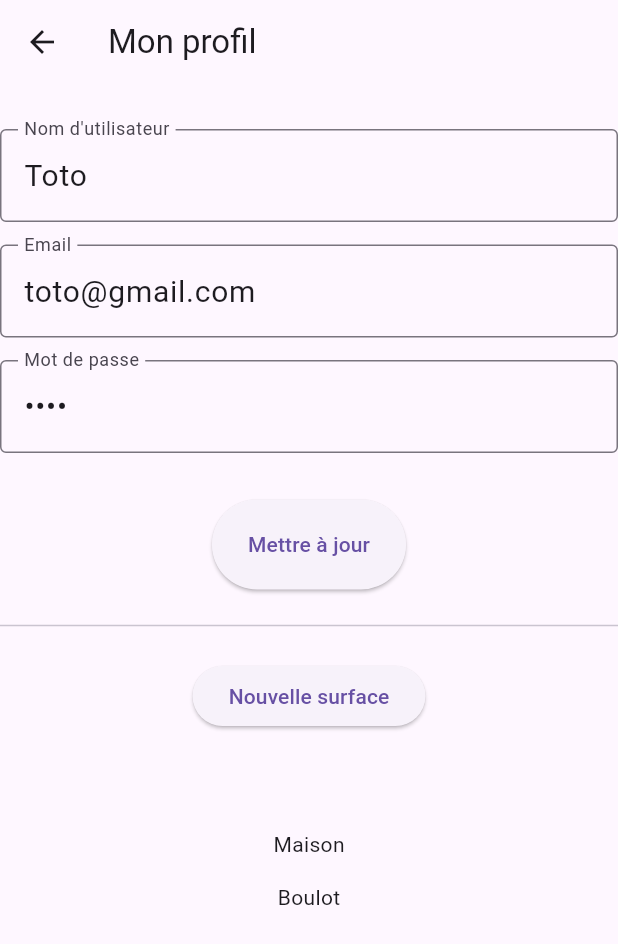
After one commit to Dreichi/solarapp, a Flutter app: the ProfilePage screen opened by its route, after a tap on "Mettre à jour", on a phone screen of 412 x 824 dp. The commit adds this screen. Shown: the top 944 px of the screen. Run offline on Flutter 3.47's test engine with Material 3 defaults, Android fonts, the phone set to English and light mode, and no system bars; our stand-ins replace supabase_flutter; missing offline and left inert: supabase_auth_ui; accounts and stored records are empty; network calls fail.

Commit message:
Added profile_page.dart

```diff
--- a/lib/main.dart
+++ b/lib/main.dart
@@ -1,4 +1,5 @@
 import 'package:flutter/material.dart';
+import 'package:solar/profile_page.dart';
 import 'package:supabase_flutter/supabase_flutter.dart';
 
 import 'login_page.dart';
@@ -22,6 +23,7 @@ class MyApp extends StatelessWidget {
   Widget build(BuildContext context) {
     return MaterialApp(
       title: 'Flutter Demo',
+      debugShowCheckedModeBanner: false,
       theme: ThemeData(
         primarySwatch: Colors.blue,
         visualDensity: VisualDensity.adaptivePlatformDensity,
@@ -31,6 +33,7 @@ class MyApp extends StatelessWidget {
         '/': (_) => const SplashPage(),
         '/login': (_) => const LoginPage(),
         '/main': (_) => MainPage(),
+        '/profile': (_) => const ProfilePage(),
       },
     );
   }
--- a/lib/main_page.dart
+++ b/lib/main_page.dart
@@ -8,7 +8,14 @@ class MainPage extends StatelessWidget {
         title: Text('Main Page'),
       ),
       body: Center(
-        child: Text('Vous êtes maintenant connecté !'),
+        child: Column(children: [        Text('Vous êtes maintenant connecté !'),
+          ElevatedButton(
+              onPressed: () {
+                Navigator.pushNamed(context, '/profile');
+              },
+              child: const Text("profil")),
+        ],)
+
       ),
     );
   }
--- /dev/null
+++ b/lib/profile_page.dart
@@ -0,0 +1,208 @@
+import 'package:flutter/cupertino.dart';
+import 'package:flutter/material.dart';
+import 'package:supabase_auth_ui/supabase_auth_ui.dart';
+
+import 'main.dart';
+
+class ProfilePage extends StatefulWidget {
+  const ProfilePage({super.key});
+
+  @override
+  State<ProfilePage> createState() => _ProfilePageState();
+}
+
+class _ProfilePageState extends State<ProfilePage> {
+  final _formKey = GlobalKey<FormState>();
+  final _usernameController = TextEditingController();
+  final _emailController = TextEditingController();
+  final _passwordController = TextEditingController();
+  List<String> surfaces = ['Maison', 'Boulot'];
+
+  var _loading = true;
+
+  Future<void> _getProfile() async {
+    setState(() {
+      _loading = true;
+    });
+
+    try {
+      final userId = supabase.auth.currentUser!.id;
+      final data =
+      await supabase.from('Users').select().eq('User UID', userId).single();
+      _usernameController.text = (data['Display NameDisplay Name'] ?? '') as String;
+      _emailController.text = (data['Email'] ?? '') as String;
+    } on PostgrestException catch (error) {
+      SnackBar(
+        content: Text(error.message),
+        backgroundColor: Theme.of(context).colorScheme.error,
+      );
+    } catch (error) {
+      SnackBar(
+        content: const Text('Unexpected error occurred'),
+        backgroundColor: Theme.of(context).colorScheme.error,
+      );
+    } finally {
+      if (mounted) {
+        setState(() {
+          _loading = false;
+        });
+        _usernameController.text = 'Toto';
+        _emailController.text = 'toto@gmail.com';
+        _passwordController.text = 'Toto';
+      }
+    }
+  }
+
+  /// Called when user taps `Update` button
+  Future<void> _updateProfile() async {
+    setState(() {
+      _loading = true;
+    });
+    final userName = _usernameController.text.trim();
+    final website = _emailController.text.trim();
+    final user = supabase.auth.currentUser;
+    final updates = {
+      'id': user!.id,
+      'username': userName,
+      'website': website,
+      'updated_at': DateTime.now().toIso8601String(),
+    };
+    try {
+      await supabase.from('Users').upsert(updates);
+      if (mounted) {
+        const SnackBar(
+          content: Text('Successfully updated profile!'),
+        );
+      }
+    } on PostgrestException catch (error) {
+      SnackBar(
+        content: Text(error.message),
+        backgroundColor: Theme.of(context).colorScheme.error,
+      );
+    } catch (error) {
+      SnackBar(
+        content: const Text('Unexpected error occurred'),
+        backgroundColor: Theme.of(context).colorScheme.error,
+      );
+    } finally {
+      if (mounted) {
+        setState(() {
+          _loading = false;
+        });
+      }
+    }
+  }
+
+  Widget userForm() {
+    return Form(
+        key: _formKey,
+        child: Column(mainAxisAlignment: MainAxisAlignment.spaceEvenly,
+      children: <Widget>[
+        const SizedBox(
+          height: 15
+        ),
+        TextFormField(
+          controller: _usernameController,
+          decoration: InputDecoration(
+              labelText: 'Nom d\'utilisateur', border: OutlineInputBorder()),
+          style: TextStyle(fontSize: 20),
+          validator: (userName) {
+            if (userName == null || userName.isEmpty) {
+              return 'Vous devez avoir un nom d\'utitlisateur';
+            }
+          },
+        ),
+        const SizedBox(
+            height: 15
+        ),
+        TextFormField(
+          controller: _emailController,
+          decoration: InputDecoration(
+              labelText: 'Email', border: OutlineInputBorder()),
+          style: TextStyle(fontSize: 20),
+          validator: (email) {
+            if (email == null || email.isEmpty) {
+              return 'Vous devez avoir un email';
+            }
+          },
+        ),
+        const SizedBox(
+          height: 15,
+        ),
+        TextFormField(
+          controller: _passwordController,
+          obscureText: true,
+          decoration: InputDecoration(
+              labelText: 'Mot de passe', border: OutlineInputBorder()),
+          style: TextStyle(fontSize: 20),
+          validator: (password) {
+            if (password == null || password.isEmpty) {
+              return 'Vous devez avoir un mot de passe';
+            }
+          },
+        ),
+        const SizedBox(
+          height: 15,
+        ),
+        Padding(
+          padding: const EdgeInsets.symmetric(vertical: 16.0),
+          child: ElevatedButton(
+            style: ButtonStyle(
+              minimumSize: MaterialStatePropertyAll(Size(90, 60)),
+            ),
+            onPressed: () {
+              if (_formKey.currentState!.validate()) {
+                _updateProfile();
+              }
+            },
+            child: const Text('Mettre à jour'),
+          ),
+        ),]));
+  }
+
+  Widget showRegisteredSurfaces() {
+    List<Widget> registeredSurfaces = [const SizedBox(
+      height: 15,
+    ),
+      ElevatedButton(onPressed: () {
+      print('Toto');
+    }, child: const Text('Nouvelle surface')), const SizedBox(
+        height: 50,
+      ),];
+    for (String surface in surfaces) {
+      registeredSurfaces.add(const SizedBox(
+        height: 15,
+      ),);
+      registeredSurfaces.add(Text(surface));
+    }
+    return Column(children: registeredSurfaces,);
+  }
+
+  Widget profileBody(){
+    return Center(child: Column(children: [SizedBox(height: 15,), userForm(), const Divider(), showRegisteredSurfaces()],),);
+  }
+
+  @override
+  void initState() {
+    super.initState();
+    _getProfile();
+  }
+
+  @override
+  void dispose() {
+    _usernameController.dispose();
+    _emailController.dispose();
+    _passwordController.dispose();
+    super.dispose();
+  }
+
+  @override
+  Widget build(BuildContext context) {
+    return Scaffold(
+      appBar: AppBar(
+        title: Text('Mon profil'),
+      ),
+      body: profileBody(),
+    );
+  }
+}
```
Also changed, not shown: pubspec.lock.
